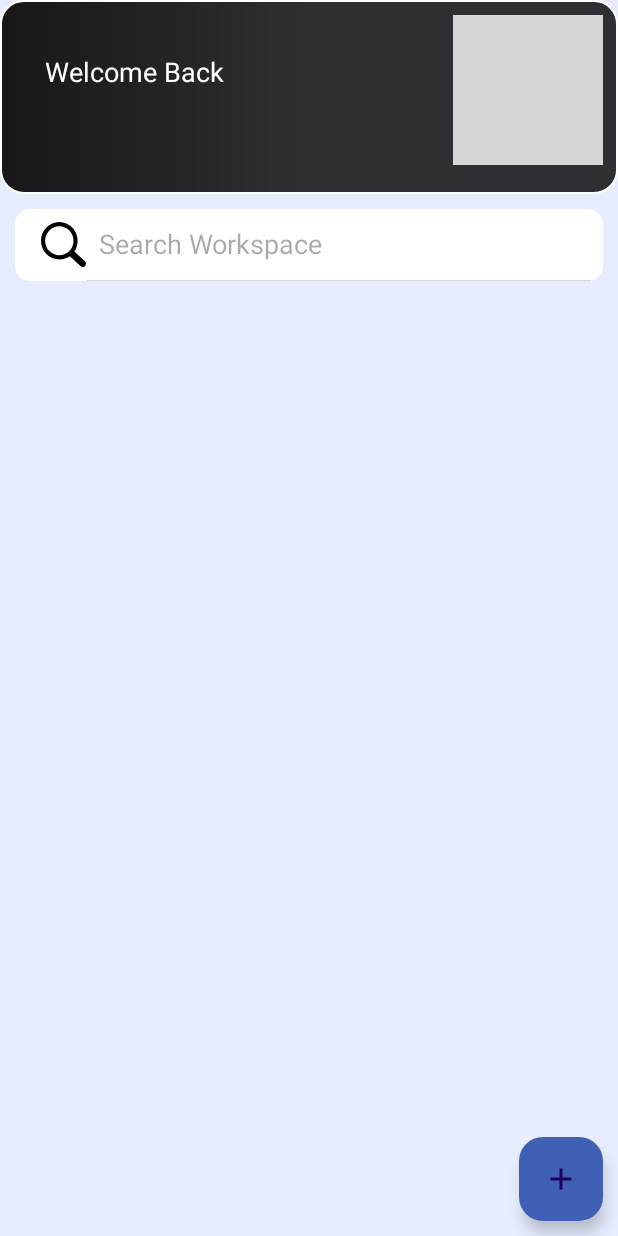
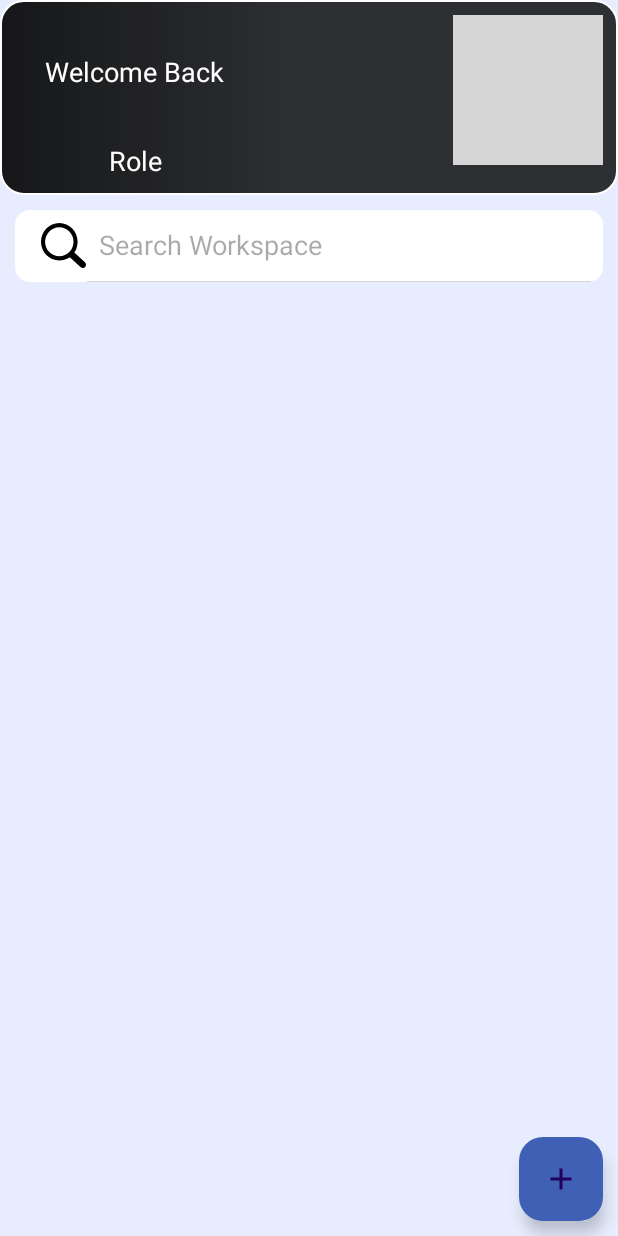
Before and after one commit to itsWaleeddev/Teams-Collaboration, an Android app: the screen it shows after launch once a user with an empty profile is signed in (MainActivity), on a phone screen of 412 x 824 dp. Run offline under Robolectric (Android 15) with nearby library versions, the phone set to English and light mode, and no system bars; our stand-ins replace CircleImageView, Firebase (no records; nobody signed in at launch, a user with empty details on screens opened directly); grey boxes are pictures that could not be loaded.

Commit message:
Team Member cannot add workspace or task

```diff
--- a/app/src/main/java/com/example/teamscollaboration/Adapters/WorkSpaceAdapter.java
+++ b/app/src/main/java/com/example/teamscollaboration/Adapters/WorkSpaceAdapter.java
@@ -44,6 +44,8 @@ public class WorkSpaceAdapter extends RecyclerView.Adapter<WorkSpaceAdapter.View
         WorkSpaceModel workSpaceModel = workSpaceModelList.get(position);
         holder.binding.workspaceName.setText(workSpaceModel.getWorkSpaceName());
         holder.binding.workspaceDescription.setText(workSpaceModel.getWorkSpaceDescription());
+        holder.binding.deadline.setText(workSpaceModel.getDeadLine());
+        holder.binding.leaderName.setText(workSpaceModel.getTeamLeader());
         holder.binding.showMembersButton.setOnClickListener(new View.OnClickListener() {
             @Override
             public void onClick(View view) {
--- a/app/src/main/java/com/example/teamscollaboration/AddTaskActivity.java
+++ b/app/src/main/java/com/example/teamscollaboration/AddTaskActivity.java
@@ -6,6 +6,7 @@ import android.graphics.Color;
 import android.graphics.PorterDuff;
 import android.os.Bundle;
 import android.text.InputType;
+import android.util.Log;
 import android.view.MenuItem;
 import android.view.View;
 import android.view.ViewGroup;
@@ -23,11 +24,15 @@ import androidx.core.view.WindowInsetsCompat;
 
 import com.example.teamscollaboration.Adapters.MembersModel;
 import com.example.teamscollaboration.Models.TasksModel;
+import com.example.teamscollaboration.Models.UserModel;
 import com.example.teamscollaboration.Models.WorkSpaceModel;
 import com.example.teamscollaboration.databinding.ActivityAddTaskBinding;
 import com.google.firebase.auth.FirebaseAuth;
+import com.google.firebase.database.DataSnapshot;
+import com.google.firebase.database.DatabaseError;
 import com.google.firebase.database.DatabaseReference;
 import com.google.firebase.database.FirebaseDatabase;
+import com.google.firebase.database.ValueEventListener;
 
 import java.io.Serializable;
 import java.text.SimpleDateFormat;
--- a/app/src/main/java/com/example/teamscollaboration/AddWorkSpace.java
+++ b/app/src/main/java/com/example/teamscollaboration/AddWorkSpace.java
@@ -143,7 +143,7 @@ public class AddWorkSpace extends AppCompatActivity {
         DatabaseReference workSpaceRef = databaseReference.child("Workspaces");
         String newWorkSpaceKey = workSpaceRef.push().getKey();
         WorkSpaceModel workSpaceModel = new WorkSpaceModel(newWorkSpaceKey,workSpaceName, workSpaceDescription,
-                deadLine, priority, System.currentTimeMillis(), auth.getCurrentUser().getUid(),selectedMembers, null);
+                deadLine, priority, System.currentTimeMillis(), auth.getCurrentUser().getUid(),selectedMembers, "No Leader Yet");
         workSpaceRef.child(newWorkSpaceKey).setValue(workSpaceModel);
     }
     // DatePickerDialog method
--- a/app/src/main/java/com/example/teamscollaboration/ChooseMembers.java
+++ b/app/src/main/java/com/example/teamscollaboration/ChooseMembers.java
@@ -86,7 +86,7 @@ public class ChooseMembers extends AppCompatActivity {
                         String uID = oneSnapShot.child("userId").getValue(String.class);
                         String email = oneSnapShot.child("email").getValue(String.class);
                         if (!role.equals("Admin")) {
-                            membersModelList.add(new MembersModel(email, uID, name, false));
+                            membersModelList.add(new MembersModel(email, uID, name, false, role));
                             adapter.notifyDataSetChanged();
                         }
                     }
--- a/app/src/main/java/com/example/teamscollaboration/MainActivity.java
+++ b/app/src/main/java/com/example/teamscollaboration/MainActivity.java
@@ -53,7 +53,9 @@ public class MainActivity extends AppCompatActivity {
         binding.userName.setText(auth.getCurrentUser().getDisplayName());
         Glide.with(this).load(auth.getCurrentUser().getPhotoUrl()).into(binding.userProfile);
         role = getIntent().getStringExtra("role");
-        binding.Role.setText(role);
+        if(role!=null){
+            binding.Role.setText(role);
+        }
         retrieveRole();
         binding.addWorkspace.setOnClickListener(new View.OnClickListener() {
             @Override
@@ -95,6 +97,9 @@ public class MainActivity extends AppCompatActivity {
                 if(snapshot.exists()){
                     UserModel userModel = snapshot.getValue(UserModel.class);
                     binding.Role.setText(userModel.getRole());
+                    if(userModel.getRole().equals("Team Member") || userModel.getRole().equals("Team Leader")){
+                        binding.addWorkspace.setVisibility(View.GONE);
+                    }
                 }
             }
             @Override
--- a/app/src/main/java/com/example/teamscollaboration/SignInActivity.java
+++ b/app/src/main/java/com/example/teamscollaboration/SignInActivity.java
@@ -109,7 +109,7 @@ public class SignInActivity extends AppCompatActivity {
             }
         });
         ArrayAdapter<CharSequence> adapter = new ArrayAdapter<CharSequence>(this, R.layout.spinner_item,
-                getResources().getTextArray(R.array.priority_levels)) {
+                getResources().getTextArray(R.array.role_options)) {
             @Override
             public View getDropDownView(int position, View convertView, ViewGroup parent) {
                 View view = super.getDropDownView(position, convertView, parent);
--- a/app/src/main/res/layout/activity_main.xml
+++ b/app/src/main/res/layout/activity_main.xml
@@ -54,8 +54,13 @@
                     android:id="@+id/Role"
                     android:layout_width="wrap_content"
                     android:layout_height="wrap_content"
-                    android:layout_marginLeft="60dp"
+                    android:layout_gravity="start"
+                    android:layout_marginStart="30dp"
+                    android:layout_marginEnd="150dp"
+                    android:minWidth="100dp"
+                    android:minHeight="25dp"
                     android:text="Role"
+                    android:textAlignment="center"
                     android:textColor="@color/white"
                     android:textSize="18sp" />
 
```
Also changed, not shown: app/src/main/java/com/example/teamscollaboration/Adapters/AllMembersAdapter.java (+38 -1 lines), app/src/main/java/com/example/teamscollaboration/Adapters/MembersModel.java (+11 -1 lines), app/src/main/java/com/example/teamscollaboration/AllMembersActivity.java (+16 -10 lines), app/src/main/java/com/example/teamscollaboration/WorkSpaceDetails.java (+19 -2 lines).
